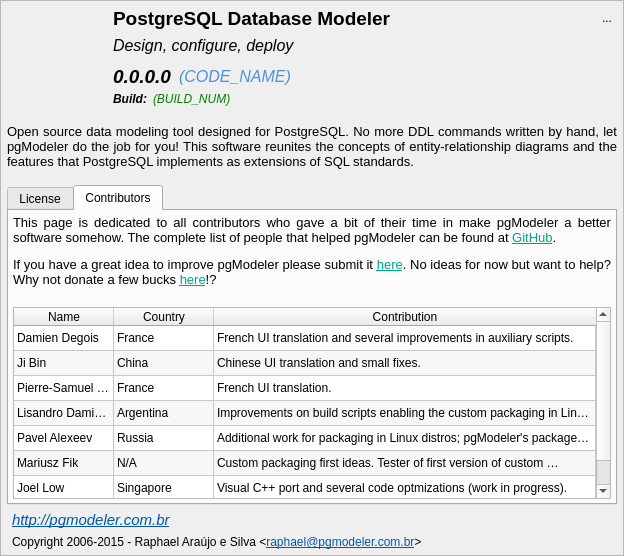
First picture: the form in libpgmodeler_ui/ui/aboutwidget.ui, repository pgmodeler/pgmodeler, before the edit.
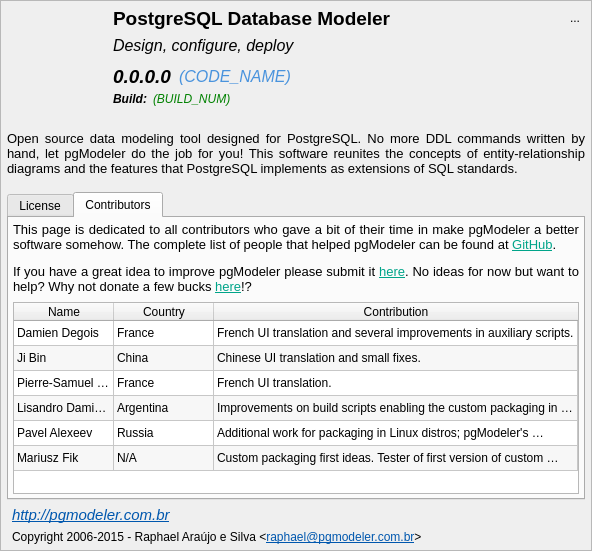
Second picture: the form after the edit. The open tabs and pages were chosen to show the change. Icons and pictures are not drawn.

Commit message: Minor size adjustment on AboutWidget

Diff of the .ui file:
```diff
--- a/libpgmodeler_ui/ui/aboutwidget.ui
+++ b/libpgmodeler_ui/ui/aboutwidget.ui
@@ -9,12 +9,12 @@
    <rect>
     <x>0</x>
     <y>0</y>
-    <width>624</width>
-    <height>556</height>
+    <width>592</width>
+    <height>551</height>
    </rect>
   </property>
   <property name="sizePolicy">
-   <sizepolicy hsizetype="Fixed" vsizetype="Fixed">
+   <sizepolicy hsizetype="Fixed" vsizetype="Preferred">
     <horstretch>0</horstretch>
     <verstretch>0</verstretch>
    </sizepolicy>
@@ -527,6 +527,12 @@
       </item>
       <item row="7" column="0" colspan="3">
        <widget class="QTabWidget" name="license_tbw">
+        <property name="sizePolicy">
+         <sizepolicy hsizetype="Expanding" vsizetype="Preferred">
+          <horstretch>0</horstretch>
+          <verstretch>0</verstretch>
+         </sizepolicy>
+        </property>
         <property name="currentIndex">
          <number>0</number>
         </property>
@@ -742,11 +748,6 @@
               <string>6</string>
              </property>
             </row>
-            <row>
-             <property name="text">
-              <string>7</string>
-             </property>
-            </row>
             <column>
              <property name="text">
               <string>Name</string>
@@ -852,21 +853,6 @@
               <string>Custom packaging first ideas. Tester of first version of custom packaging patch.</string>
              </property>
             </item>
-            <item row="6" column="0">
-             <property name="text">
-              <string>Joel Low</string>
-             </property>
-            </item>
-            <item row="6" column="1">
-             <property name="text">
-              <string>Singapore</string>
-             </property>
-            </item>
-            <item row="6" column="2">
-             <property name="text">
-              <string>Visual C++ port and several code optmizations (work in progress).</string>
-             </property>
-            </item>
            </widget>
           </item>
          </layout>
```
Left out of the diff: 38 changed lines with no effect on the pictures.
